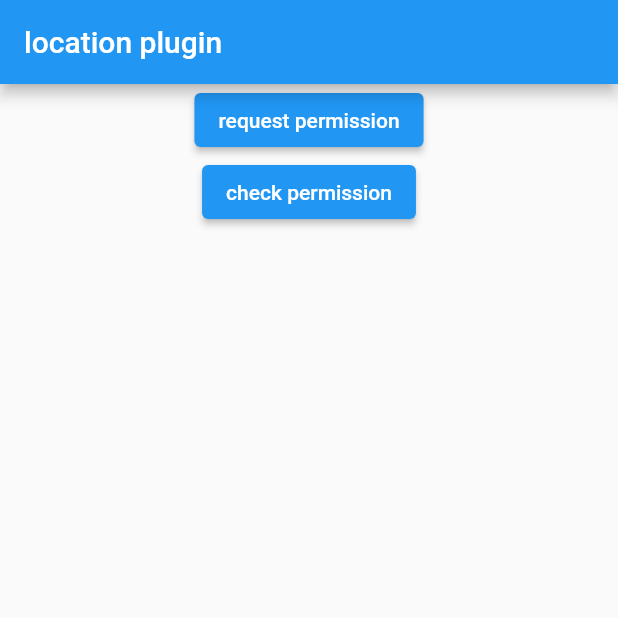
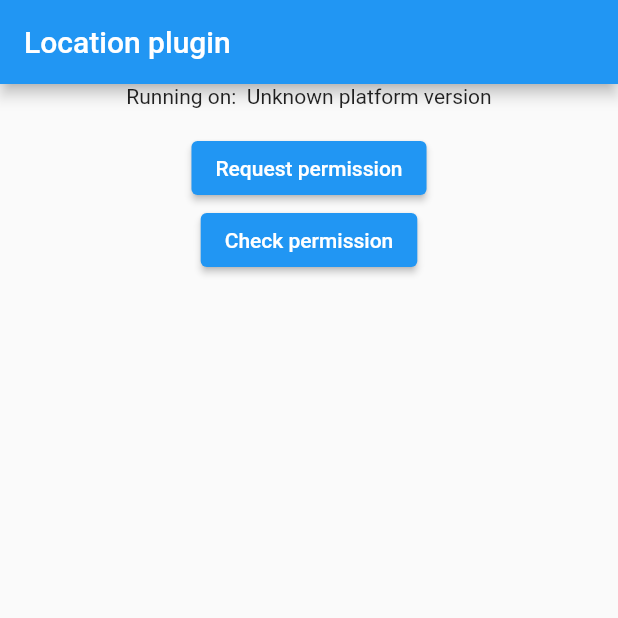
Before and after one commit to Kevin-Guillen/user_location, a Flutter app: the screen it shows after launch, on a phone screen of 412 x 824 dp, the top half of it. Run offline on Flutter 3.47's test engine with Material 2 defaults, Android fonts, the phone set to English and light mode, and no system bars.

Commit message:
Comments fixed and implementation of missing method (platformState)

```diff
--- a/example/lib/main.dart
+++ b/example/lib/main.dart
@@ -2,7 +2,7 @@ import 'package:flutter/material.dart';
 import 'dart:async';
 import 'package:flutter/services.dart';
 import 'package:user_location_plugin/user_location_plugin.dart';
-import 'utils/buttons_strings.dart';
+import 'utils/strings.dart';
 import 'widgets/buttons.dart';
 
 void main() {
@@ -15,25 +15,23 @@ class MyApp extends StatefulWidget {
 }
 
 class _MyAppState extends State<MyApp> {
-  String _platformVersion = 'Unknown';
+  String _platformVersion = Strings.defaultPlatformVersion;
 
   @override
   void initState() {
     super.initState();
+    initPlatformState();
   }
 
   Future<void> initPlatformState() async {
     String platformVersion;
-
     try {
       platformVersion = await UserLocationPlugin.platformVersion ??
-          'Unknown platform version';
+          Strings.unknownPlatformVersion;
     } on PlatformException {
-      platformVersion = 'Failed to get platform version.';
+      platformVersion = Strings.failAtGettingPlatformVersion;
     }
-
     if (!mounted) return;
-
     setState(() {
       _platformVersion = platformVersion;
     });
@@ -46,23 +44,26 @@ class _MyAppState extends State<MyApp> {
       home: Scaffold(
         appBar: AppBar(
           title: const Text(
-            ButtonsStrings.title,
+            Strings.title,
           ),
         ),
         body: Center(
           child: Column(
             children: [
+              Text(
+                '${Strings.runningOn} $_platformVersion\n',
+              ),
               ButtonWidget(
                 onPressed: () {
                   UserLocationPlugin.requestPermission;
                 },
-                buttonText: ButtonsStrings.requestButtonText,
+                buttonText: Strings.requestButtonText,
               ),
               ButtonWidget(
                 onPressed: () {
                   UserLocationPlugin.checkPermission;
                 },
-                buttonText: ButtonsStrings.checkButtonText,
+                buttonText: Strings.checkButtonText,
               ),
               StreamBuilder(
                 stream: UserLocationPlugin.permissionEventChannelStream,
@@ -75,7 +76,7 @@ class _MyAppState extends State<MyApp> {
                           snapshot.data.toString(),
                         )
                       : Text(
-                          '',
+                          Strings.emptyString,
                         );
                 },
               ),
--- a/example/lib/utils/buttons_strings.dart
+++ /dev/null
@@ -1,5 +0,0 @@
-abstract class ButtonsStrings {
-  static const String title = "location plugin";
-  static const String requestButtonText = "request permission";
-  static const String checkButtonText = "check permission";
-}
--- /dev/null
+++ b/example/lib/utils/strings.dart
@@ -0,0 +1,11 @@
+abstract class Strings {
+  static const String defaultPlatformVersion = "Unknown";
+  static const String unknownPlatformVersion = "Unknown platform version";
+  static const String failAtGettingPlatformVersion =
+      "Failed to get platform version";
+  static const String title = "Location plugin";
+  static const String runningOn = "Running on: ";
+  static const String requestButtonText = "Request permission";
+  static const String checkButtonText = "Check permission";
+  static const String emptyString = "";
+}
--- a/lib/user_location_plugin.dart
+++ b/lib/user_location_plugin.dart
@@ -2,32 +2,36 @@ import 'dart:async';
 
 import 'package:flutter/services.dart';
 
+import 'utils/methods_strings.dart';
+
 class UserLocationPlugin {
   static const _permissionEventChannel =
-      EventChannel("permission_event_channel");
+      EventChannel(MethodsStrings.permissionEventChannel);
   static Stream<dynamic> permissionEventChannelStream =
       _permissionEventChannel.receiveBroadcastStream();
 
   static const MethodChannel _channel =
-      const MethodChannel('user_location_plugin');
+      const MethodChannel(MethodsStrings.userLocationPlugIn);
 
   static Future<String?> get platformVersion async {
-    final String? version = await _channel.invokeMethod('getPlatformVersion');
+    final String? version =
+        await _channel.invokeMethod(MethodsStrings.getPlatformVersion);
     return version;
   }
 
   static Future<void> get initializePlugin async {
-    await _channel.invokeMethod("initializePlugin");
+    await _channel.invokeMethod(MethodsStrings.initializePlugin);
+    return;
+  }
+
+  static Future<void> get requestPermission async {
+    await _channel.invokeMethod(MethodsStrings.requestPermission);
     return;
   }
 
   static Future<bool> get checkPermission async {
-    final bool granted = await _channel.invokeMethod('checkPermission');
+    final bool granted =
+        await _channel.invokeMethod(MethodsStrings.checkPermission);
     return granted;
   }
-
-  static Future<void> get requestPermission async {
-    await _channel.invokeMethod('requestPermission');
-    return;
-  }
 }
--- /dev/null
+++ b/lib/utils/methods_strings.dart
@@ -0,0 +1,8 @@
+abstract class MethodsStrings {
+  static const String permissionEventChannel = 'permission_event_channel';
+  static const String userLocationPlugIn = 'user_location_plugin';
+  static const String getPlatformVersion = 'getPlatformVersion';
+  static const String initializePlugin = 'initializePlugin';
+  static const String checkPermission = 'checkPermission';
+  static const String requestPermission = 'requestPermission';
+}
```
Also changed, not shown: example/lib/widgets/buttons.dart (line endings or trailing spaces), 1 other file.
